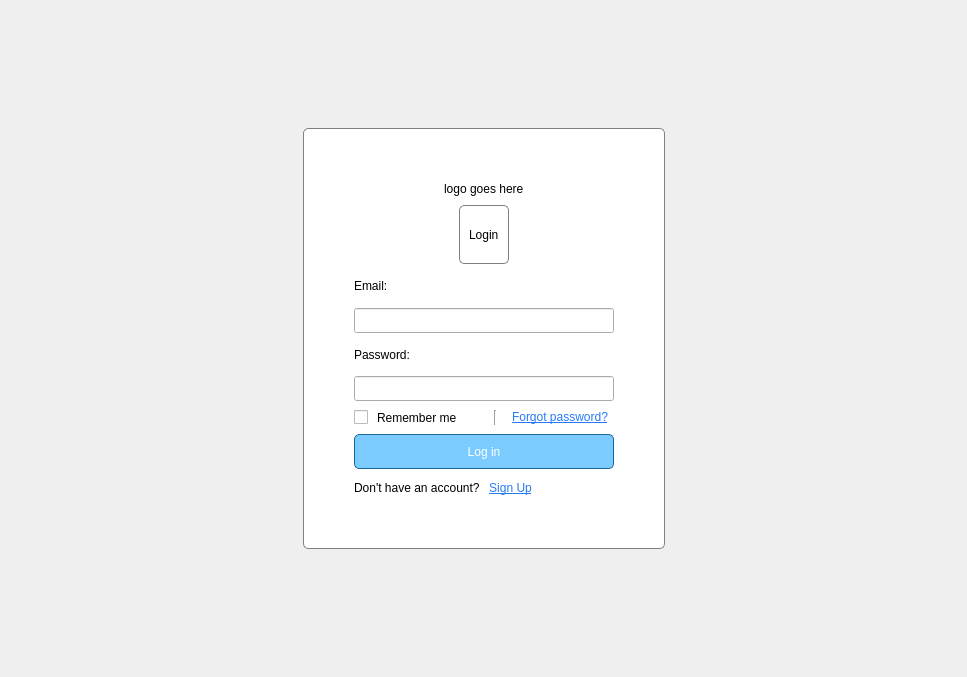
Qt form DonationMining/src/LoginWidget.ui (jondef/MiningForHumanity) before a commit.
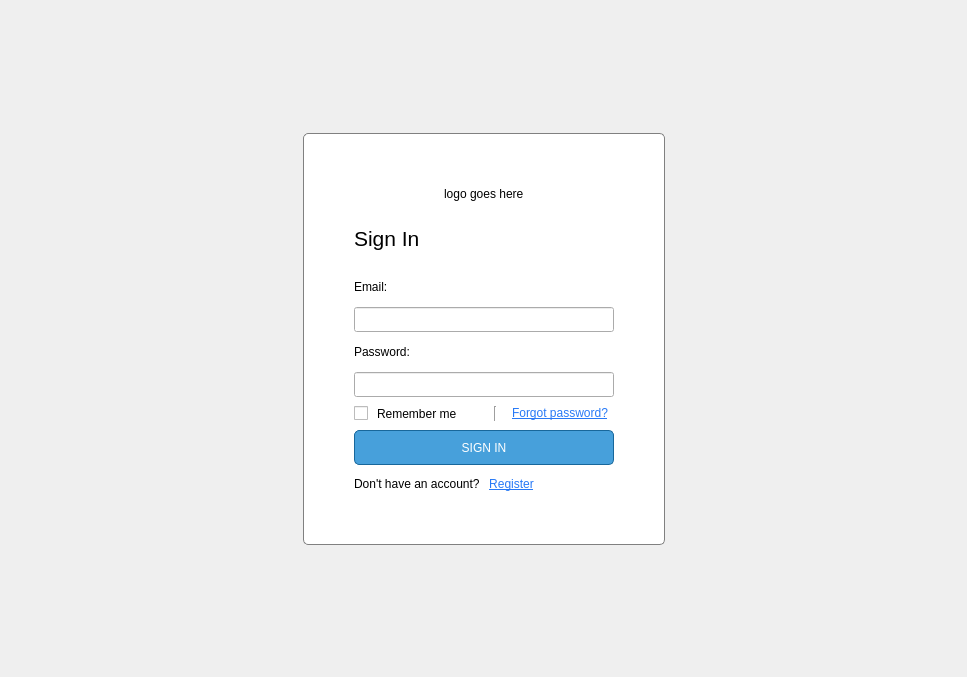
The same form after that commit. The open tabs and pages were chosen to show the change. Custom widgets are drawn as their Qt base class.

Commit message: Redesigned login screen

```diff
--- a/DonationMining/src/LoginWidget.ui
+++ b/DonationMining/src/LoginWidget.ui
@@ -78,18 +78,48 @@
                 </spacer>
       </item>
             <item row="6" column="2">
-                <widget class="QFrame" name="frame">
+                   <widget class="QFrame" name="centralFrame">
                     <property name="styleSheet">
-                        <string notr="true">#frame
-                            {
-                            border: 1px solid grey;
-                            border-radius: 5px;
-                            background-color: white;
-                            }
+                           <string notr="true">#centralFrame
+                               {
+                               border: 1px solid grey;
+                               border-radius: 5px;
+                               background-color: white;
+                               }
 
-                            *{
-                            color: black;
-                            }
+                               *{
+                               color: black;
+                               }
+
+                               #pushButton_switchToRegisterPage, #pushButton_forgotPassword, #pushButton_switchToLoginPage {
+                               background: transparent;
+                               color: rgb(39, 121, 246);
+                               border-radius: 1px;
+                               text-decoration: underline;
+                               outline : none;
+                               }
+
+                               #pushButton_switchToRegisterPage:pressed, #pushButton_forgotPassword:pressed, #pushButton_switchToLoginPage:pressed {
+                               color: rgb(71, 42, 145);
+                               }
+
+                               #pushButton_register, #pushButton_login {
+                               border: 1px solid rgb(24, 103, 155);
+                               border-radius: 5px;
+                               background-color: rgb(71, 160, 219);
+                               color: white;
+                               outline : none;
+                               }
+
+                               #pushButton_register:hover, #pushButton_login:hover {
+                               color: white;
+                               background-color: rgb(36, 127, 168);
+                               }
+
+                               #pushButton_register:pressed, #pushButton_login:pressed {
+                               color: white;
+                               background-color: rgb(0, 88, 128);
+                               }
                         </string>
                     </property>
                     <property name="frameShape">
@@ -154,7 +184,7 @@
                         <item row="2" column="0">
                             <widget class="StackedWidget" name="stackedWidget">
                                 <property name="currentIndex">
-                                    <number>0</number>
+                                       <number>1</number>
                                 </property>
                                 <widget class="QWidget" name="loginPage">
                                     <layout class="QVBoxLayout" name="verticalLayout_2">
@@ -175,74 +205,23 @@
                                         </property>
                                         <item>
                                             <layout class="QHBoxLayout" name="horizontalLayout_2">
+                                                   <property name="topMargin">
+                                                       <number>0</number>
+                                                   </property>
                                                 <property name="bottomMargin">
                                                     <number>0</number>
                                                 </property>
                                                 <item>
-                                                    <spacer name="horizontalSpacer_5">
-                                                        <property name="orientation">
-                                                            <enum>Qt::Horizontal</enum>
-                                                        </property>
-                                                        <property name="sizeHint" stdset="0">
-                                                            <size>
-                                                                <width>40</width>
-                                                                <height>20</height>
-                                                            </size>
-                                                        </property>
-                                                    </spacer>
-                                                </item>
-                                                <item>
-                                                    <widget class="QFrame" name="loginTitleFrame">
-                                                        <property name="sizePolicy">
-                                                            <sizepolicy hsizetype="Preferred" vsizetype="Preferred">
-                                                                <horstretch>0</horstretch>
-                                                                <verstretch>0</verstretch>
-                                                            </sizepolicy>
-                                                        </property>
-                                                        <property name="styleSheet">
-                                                            <string notr="true">#loginTitleFrame
-                                                                {
-                                                                border: 1px solid grey;
-                                                                border-radius: 5px;
-                                                                background-color: white;
-                                                                }
-                                                            </string>
-                                                        </property>
-                                                        <property name="frameShape">
-                                                            <enum>QFrame::StyledPanel</enum>
-                                                        </property>
-                                                        <property name="frameShadow">
-                                                            <enum>QFrame::Raised</enum>
-                                                        </property>
-                                                        <layout class="QGridLayout" name="gridLayout_4">
-                                                            <item row="1" column="0">
                                                                 <widget class="QLabel" name="label_3">
-                                                                    <property name="sizePolicy">
-                                                                        <sizepolicy hsizetype="Preferred" vsizetype="Preferred">
-                                                                            <horstretch>0</horstretch>
-                                                                            <verstretch>0</verstretch>
-                                                                        </sizepolicy>
+                                                           <property name="font">
+                                                               <font>
+                                                                   <pointsize>16</pointsize>
+                                                               </font>
                                                                     </property>
                                                                     <property name="text">
-                                                                        <string>Login</string>
-                                                                    </property>
-                                                                </widget>
-                                                            </item>
-                                                        </layout>
-                                                    </widget>
-                                                </item>
-                                                <item>
-                                                    <spacer name="horizontalSpacer_6">
-                                                        <property name="orientation">
-                                                            <enum>Qt::Horizontal</enum>
-                                                        </property>
-                                                        <property name="sizeHint" stdset="0">
-                                                            <size>
-                                                                <width>40</width>
-                                                                <height>20</height>
-                                                            </size>
-                                                        </property>
-                                                    </spacer>
+                                                               <string>Sign In</string>
+                                                           </property>
+                                                       </widget>
                                                 </item>
                                             </layout>
                                         </item>
@@ -350,18 +329,7 @@
                                                 <item>
                                                     <widget class="QPushButton" name="pushButton_forgotPassword">
                                                         <property name="styleSheet">
-                                                            <string notr="true">QPushButton {
-                                                                background: transparent;
-                                                                color: rgb(39, 121, 246);
-                                                                border-radius: 1px;
-                                                                text-decoration: underline;
-                                                                outline : none;
-                                                                }
-
-                                                                QPushButton:pressed {
-                                                                color: rgb(71, 42, 145);
-                                                                }
-                                                            </string>
+                                                               <string notr="true"/>
                                                         </property>
                                                         <property name="text">
                                                             <string>Forgot password?</string>
@@ -378,23 +346,16 @@
                                                         <height>35</height>
                                                     </size>
                                                 </property>
+                                                   <property name="font">
+                                                       <font>
+                                                           <family>Cantarell</family>
+                                                       </font>
+                                                   </property>
                                                 <property name="styleSheet">
-                                                    <string notr="true">QPushButton {
-                                                        border: 1px solid rgb(24, 103, 155);
-                                                        border-radius: 5px;
-                                                        background-color: rgb(124, 203, 255);
-                                                        color: white;
-                                                        outline : none;
-                                                        }
-
-                                                        QPushButton:pressed {
-                                                        color: white;
-                                                        background-color: #005880;
-                                                        }
-                                                    </string>
+                                                       <string notr="true"/>
                                                 </property>
                                                 <property name="text">
-                                                    <string>Log in</string>
+                                                       <string>SIGN IN</string>
                                                 </property>
                                             </widget>
                                         </item>
@@ -416,21 +377,10 @@
                                                 <item>
                                                     <widget class="QPushButton" name="pushButton_switchToRegisterPage">
                                                         <property name="styleSheet">
-                                                            <string notr="true">QPushButton {
-                                                                background: transparent;
-                                                                color: rgb(39, 121, 246);
-                                                                border-radius: 1px;
-                                                                text-decoration: underline;
-                                                                outline : none;
-                                                                }
-
-                                                                QPushButton:pressed {
-                                                                color: rgb(71, 42, 145);
-                                                                }
-                                                            </string>
+                                                               <string notr="true"/>
                                                         </property>
                                                         <property name="text">
-                                                            <string>Sign Up</string>
+                                                               <string>Register</string>
                                                         </property>
                                                         <property name="flat">
                                                             <bool>true</bool>
@@ -477,58 +427,16 @@
                                                     <number>0</number>
                                                 </property>
                                                 <item>
-                                                    <spacer name="horizontalSpacer_3">
-                                                        <property name="orientation">
-                                                            <enum>Qt::Horizontal</enum>
-                                                        </property>
-                                                        <property name="sizeHint" stdset="0">
-                                                            <size>
-                                                                <width>40</width>
-                                                                <height>20</height>
-                                                            </size>
-                                                        </property>
-                                                    </spacer>
-                                                </item>
-                                                <item>
-                                                    <widget class="QFrame" name="registerTitleFrame">
-                                                        <property name="styleSheet">
-                                                            <string notr="true">#registerTitleFrame
-                                                                {
-                                                                border: 1px solid grey;
-                                                                border-radius: 5px;
-                                                                background-color: white;
-                                                                }
-                                                            </string>
-                                                        </property>
-                                                        <property name="frameShape">
-                                                            <enum>QFrame::StyledPanel</enum>
-                                                        </property>
-                                                        <property name="frameShadow">
-                                                            <enum>QFrame::Raised</enum>
-                                                        </property>
-                                                        <layout class="QVBoxLayout" name="verticalLayout_3">
-                                                            <item>
                                                                 <widget class="QLabel" name="label_6">
+                                                           <property name="font">
+                                                               <font>
+                                                                   <pointsize>16</pointsize>
+                                                               </font>
+                                                           </property>
                                                                     <property name="text">
                                                                         <string>Register</string>
                                                                     </property>
                                                                 </widget>
-                                                            </item>
-                                                        </layout>
-                                                    </widget>
-                                                </item>
-                                                <item>
-                                                    <spacer name="horizontalSpacer_4">
-                                                        <property name="orientation">
-                                                            <enum>Qt::Horizontal</enum>
-                                                        </property>
-                                                        <property name="sizeHint" stdset="0">
-                                                            <size>
-                                                                <width>40</width>
-                                                                <height>20</height>
-                                                            </size>
-                                                        </property>
-                                                    </spacer>
                                                 </item>
                                             </layout>
                                         </item>
@@ -661,22 +569,10 @@
                                                     </size>
                                                 </property>
                                                 <property name="styleSheet">
-                                                    <string notr="true">QPushButton {
-                                                        border: 1px solid rgb(24, 103, 155);
-                                                        border-radius: 5px;
-                                                        background-color: rgb(124, 203, 255);
-                                                        color: white;
-                                                        outline : none;
-                                                        }
-
-                                                        QPushButton:pressed {
-                                                        color: white;
-                                                        background-color: #005880;
-                                                        }
-                                                    </string>
+                                                       <string notr="true"/>
                                                 </property>
                                                 <property name="text">
-                                                    <string>Register</string>
+                                                       <string>REGISTER</string>
                                                 </property>
                                             </widget>
                                         </item>
@@ -695,18 +591,7 @@
                                                 <item>
                                                     <widget class="QPushButton" name="pushButton_switchToLoginPage">
                                                         <property name="styleSheet">
-                                                            <string notr="true">QPushButton {
-                                                                background: transparent;
-                                                                color: rgb(39, 121, 246);
-                                                                border-radius: 1px;
-                                                                text-decoration: underline;
-                                                                outline : none;
-                                                                }
-
-                                                                QPushButton:pressed {
-                                                                color: rgb(71, 42, 145);
-                                                                }
-                                                            </string>
+                                                               <string notr="true"/>
                                                         </property>
                                                         <property name="text">
                                                             <string>Sign In</string>
```
Lines whose indentation alone changed are shown as unchanged. The commit also changes 3 other files.
